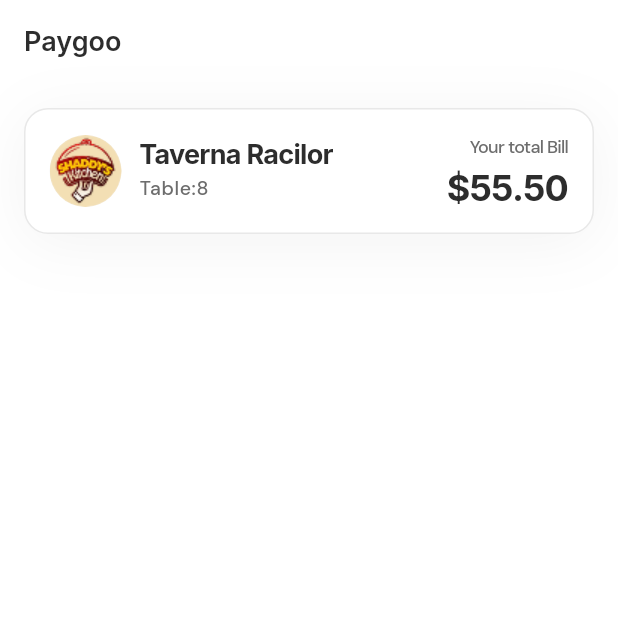
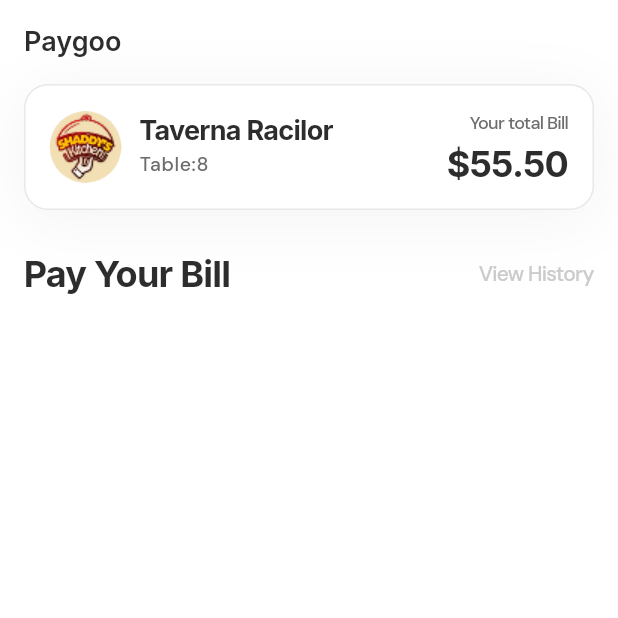
Before and after one commit to PaygooApp/paygoo, a Flutter app: the screen it shows after launch, on a phone screen of 412 x 824 dp, the top half of it. Run offline on Flutter 3.47's test engine with Material 3 defaults, Android fonts, the phone set to English and light mode, and no system bars; our stand-ins replace google_fonts; project files that could hold a hidden picture were left out.

Commit message:
feat(#11): implement global padding on the main view

```diff
--- a/lib/components/wrappers/venu_table_card.dart
+++ b/lib/components/wrappers/venu_table_card.dart
@@ -22,8 +22,6 @@ class VenueTableCard extends StatelessWidget {
     return Container(
       width: double.infinity,
       padding: EdgeInsets.all(TokenPrimitiveMode1.scale400.toDouble()),
-      //remove this after the imp, the container should stretch on its  parent restriction..
-      margin: .all(16),
       decoration: BoxDecoration(
         color: Theme.of(context).colorScheme.surface,
         borderRadius: BorderRadius.circular(
--- a/lib/main.dart
+++ b/lib/main.dart
@@ -1,5 +1,6 @@
 import 'package:flutter/material.dart';
 import 'package:paygoo/components/wrappers/venu_table_card.dart';
+import 'package:paygoo/tokens/token_primitive_mode1.dart';
 import 'package:paygoo/utils/theme/theme.dart';
 
 void main() {
@@ -27,9 +28,9 @@ class HomePage extends StatelessWidget {
   Widget build(BuildContext context) {
     return Scaffold(
       appBar: AppBar(title: const Text("Paygoo")),
-      body: Column(
-        children: [
-          Center(
+      body: SingleChildScrollView(
+        child: Padding(
+          padding: const EdgeInsets.symmetric(horizontal: 16),
           child: Column(
             children: [
               VenueTableCard(
@@ -38,11 +39,26 @@ class HomePage extends StatelessWidget {
                 tableNumber: "Table:8",
                 totalAmount: "\$55.50",
               ),
-              ],
+              SizedBox(height: 28),
+              Row(
+                mainAxisAlignment: MainAxisAlignment.spaceBetween,
+                children: [
+                  Text(
+                    "Pay Your Bill",
+                    style: Theme.of(context).textTheme.headlineMedium,
+                  ),
+                  Text(
+                    "View History",
+                    style: Theme.of(context).textTheme.bodyMedium?.copyWith(
+                      color: TokenPrimitiveMode1.gray300,
                     ),
                   ),
                 ],
               ),
+            ],
+          ),
+        ),
+      ),
     );
   }
 }
```
Lines whose indentation alone changed are shown as unchanged.
